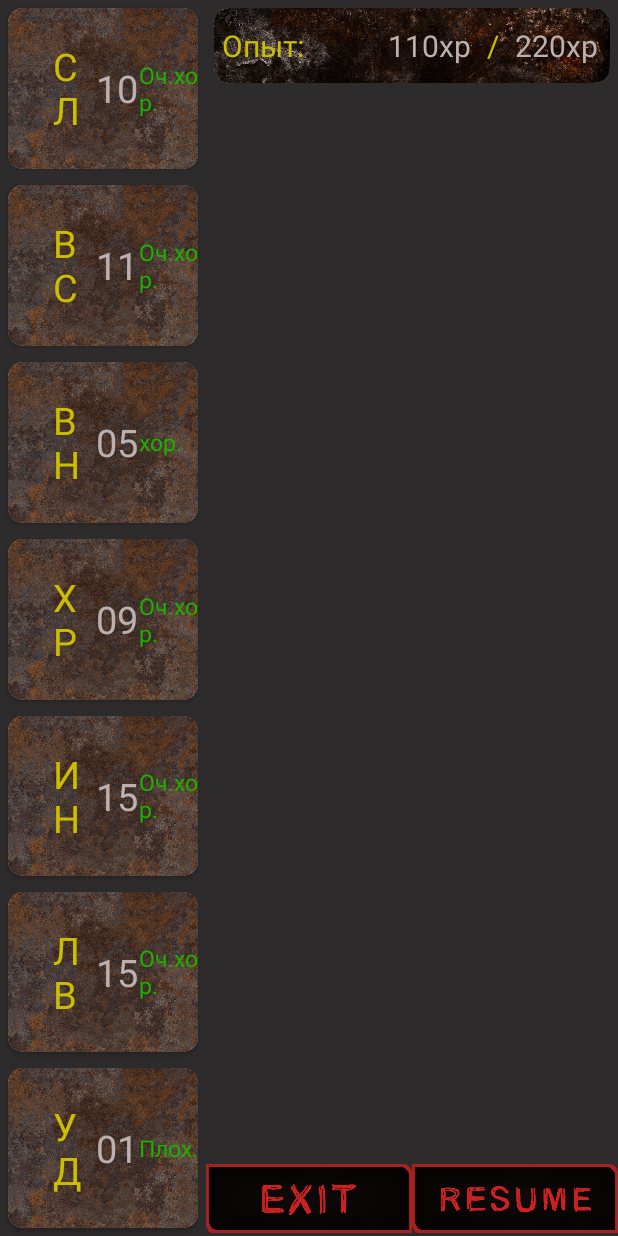
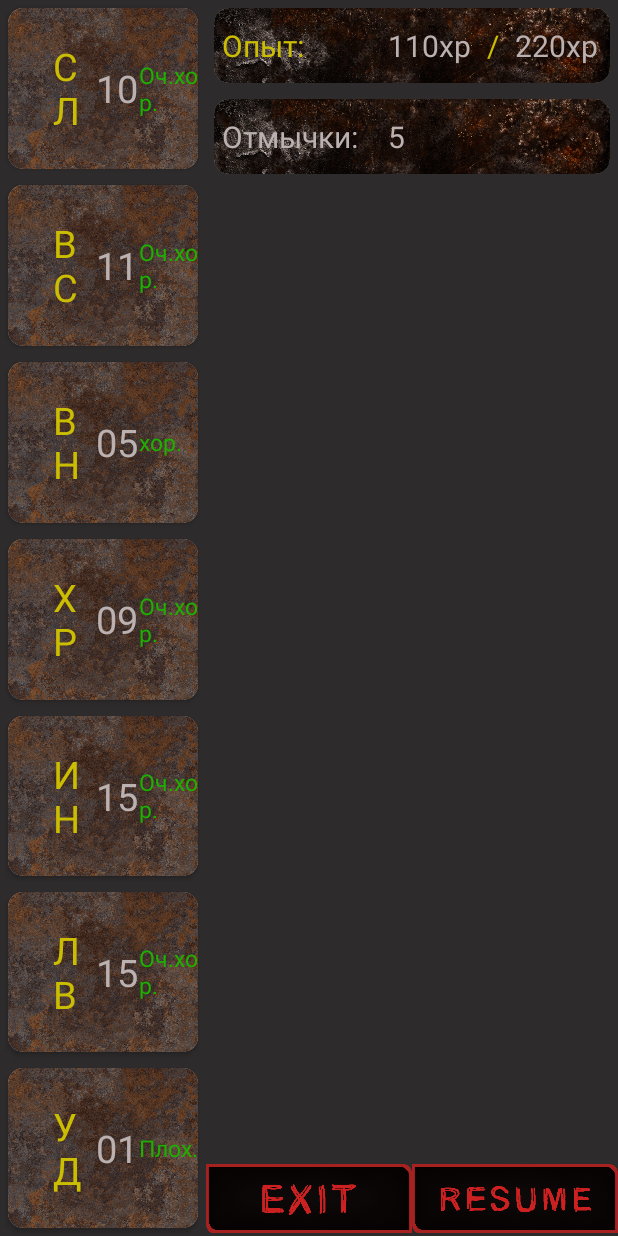
Before and after one commit to IvanMurzin/FalloutDangeon, an Android app: the layout menu_dialog.xml on its own in the app's theme, with its tools: preview values and no code run, on a phone screen of 412 x 824 dp. Run offline under Robolectric (Android 15) with nearby library versions, the phone set to English and light mode, and no system bars.

Commit message:
finish adding lockpicks

```diff
--- a/app/src/main/java/ru/ivanmurzin/falloutdungeon/lib/game/object/chest/Chest.java
+++ b/app/src/main/java/ru/ivanmurzin/falloutdungeon/lib/game/object/chest/Chest.java
@@ -45,6 +45,7 @@ public class Chest extends IntractableGameObject {
                 }
                 break;
             case Opened:
+                item.pick(logger);
                 state = ChestState.Clear;
                 break;
             case Clear:
--- a/app/src/main/java/ru/ivanmurzin/falloutdungeon/lib/item/Item.java
+++ b/app/src/main/java/ru/ivanmurzin/falloutdungeon/lib/item/Item.java
@@ -1,4 +1,6 @@
 package ru.ivanmurzin.falloutdungeon.lib.item;
+
+import ru.ivanmurzin.falloutdungeon.controller.Logger;
 
 public abstract class Item {
     public final String name;
@@ -6,4 +8,8 @@ public abstract class Item {
     public Item(String name) {
         this.name = name;
     }
+
+    public void pick(Logger logger) {
+        logger.notify(name);
+    }
 }
--- a/app/src/main/java/ru/ivanmurzin/falloutdungeon/lib/item/lockpick/Lockpick.java
+++ b/app/src/main/java/ru/ivanmurzin/falloutdungeon/lib/item/lockpick/Lockpick.java
@@ -1,12 +1,20 @@
 package ru.ivanmurzin.falloutdungeon.lib.item.lockpick;
 
+import ru.ivanmurzin.falloutdungeon.controller.Logger;
 import ru.ivanmurzin.falloutdungeon.lib.item.Item;
+import ru.ivanmurzin.falloutdungeon.lib.unit.hero.Hero;
 
 public class Lockpick extends Item {
     public final int count;
 
     public Lockpick(int count) {
-        super("Lockpick " + count);
+        super("Свзяка из " + count + " отмычек");
         this.count = count;
     }
+
+    @Override
+    public void pick(Logger logger) {
+        Hero.instance.addLockpicks(count);
+        logger.notifyInfo("Отмычек в запасе: " + Hero.instance.getLockpicks());
+    }
 }
--- a/app/src/main/java/ru/ivanmurzin/falloutdungeon/lib/unit/hero/Hero.java
+++ b/app/src/main/java/ru/ivanmurzin/falloutdungeon/lib/unit/hero/Hero.java
@@ -19,6 +19,10 @@ public class Hero extends Unit {
     private Helmet helmet;
     private BodyArmor bodyArmor;
     private Artifact[] artifacts;
+
+    public void addLockpicks(int lockpicks) {
+        this.lockpicks += lockpicks;
+    }
 
     public int getLockpicks() {
         return lockpicks;
--- a/app/src/main/java/ru/ivanmurzin/falloutdungeon/widget/PauseDialog.java
+++ b/app/src/main/java/ru/ivanmurzin/falloutdungeon/widget/PauseDialog.java
@@ -35,8 +35,14 @@ public class PauseDialog extends Dialog {
         initSpecial();
         initExperience();
         initButtons();
+        initData();
     }
 
+
+    private void initData() {
+        TextView lockpicks = findViewById(R.id.lockpicks);
+        lockpicks.setText(String.valueOf(Hero.instance.getLockpicks()));
+    }
 
     @SuppressLint("DefaultLocale")
     private void initSpecial() {
--- a/app/src/main/res/layout/menu_dialog.xml
+++ b/app/src/main/res/layout/menu_dialog.xml
@@ -1,6 +1,7 @@
 <?xml version="1.0" encoding="utf-8"?>
 <LinearLayout xmlns:android="http://schemas.android.com/apk/res/android"
     xmlns:app="http://schemas.android.com/apk/res-auto"
+    xmlns:tools="http://schemas.android.com/tools"
     android:layout_width="match_parent"
     android:layout_height="match_parent"
     android:background="#EA1B1919"
@@ -473,6 +474,48 @@
 
         </androidx.cardview.widget.CardView>
 
+        <androidx.cardview.widget.CardView
+            android:layout_width="match_parent"
+            android:layout_height="50dp"
+            android:layout_margin="5dp"
+            app:cardCornerRadius="10dp">
+
+            <ImageView
+                android:layout_width="match_parent"
+                android:layout_height="match_parent"
+                android:scaleType="centerCrop"
+                android:src="@drawable/experience_bg" />
+
+
+            <LinearLayout
+                android:layout_width="match_parent"
+                android:layout_height="match_parent"
+                android:orientation="horizontal">
+
+                <TextView
+                    android:layout_width="100dp"
+                    android:layout_height="wrap_content"
+                    android:layout_gravity="center"
+                    android:layout_margin="5dp"
+                    android:text="Отмычки:"
+                    android:textColor="#BBB1B1"
+                    android:textSize="20sp" />
+
+                <TextView
+                    android:id="@+id/lockpicks"
+                    android:layout_width="wrap_content"
+                    android:layout_height="wrap_content"
+                    android:layout_gravity="center"
+                    android:layout_margin="5dp"
+                    android:textColor="#BBB1B1"
+                    android:textSize="20sp"
+                    tools:text="5" />
+
+            </LinearLayout>
+
+
+        </androidx.cardview.widget.CardView>
+
         <LinearLayout
             android:layout_width="match_parent"
             android:layout_height="match_parent"
```
